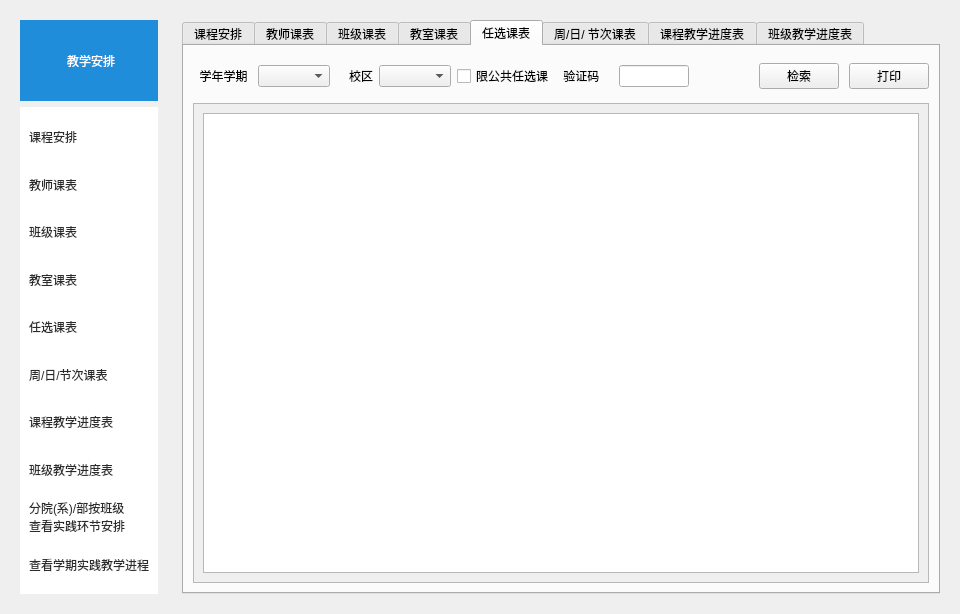
Qt form Qt-Zhku-Client/MoreWidget.ui (yujiecong/Qt-Zhku-Client) before a commit.
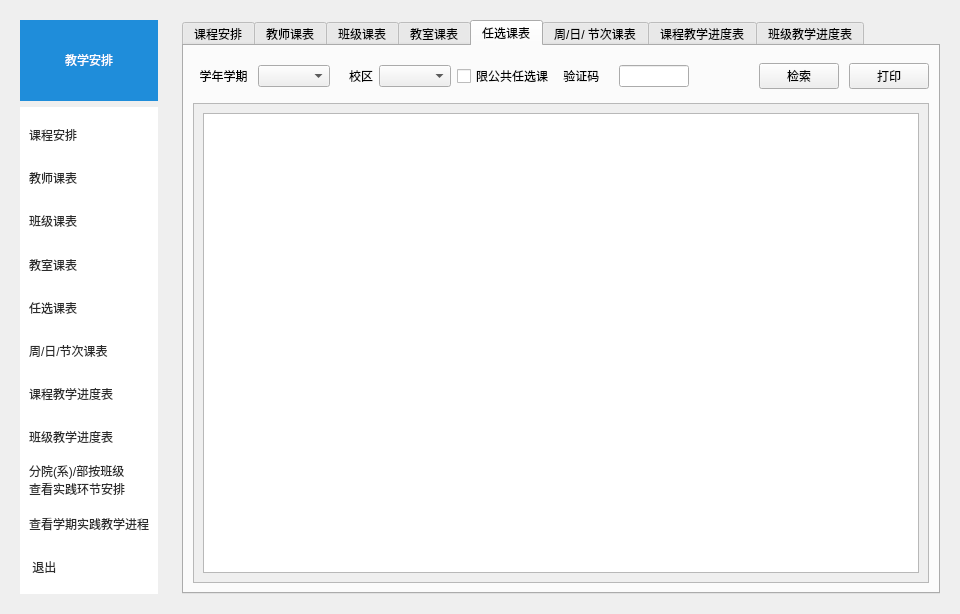
The same form after that commit. Icons and pictures are not drawn.

Diff of the .ui file:
```diff
--- a/Qt-Zhku-Client/MoreWidget.ui
+++ b/Qt-Zhku-Client/MoreWidget.ui
@@ -23,48 +23,38 @@
          <string notr="true">background-color: rgb(31,141,218);</string>
         </property>
         <layout class="QHBoxLayout" name="horizontalLayout">
-         <item>
-          <widget class="QLabel" name="label">
-           <property name="sizePolicy">
-            <sizepolicy hsizetype="Fixed" vsizetype="Fixed">
-             <horstretch>0</horstretch>
-             <verstretch>0</verstretch>
-            </sizepolicy>
-           </property>
-           <property name="minimumSize">
-            <size>
-             <width>32</width>
-             <height>32</height>
-            </size>
-           </property>
-           <property name="maximumSize">
-            <size>
-             <width>32</width>
-             <height>32</height>
-            </size>
-           </property>
-           <property name="styleSheet">
-            <string notr="true">color: rgb(255, 255, 255);</string>
-           </property>
-           <property name="text">
-            <string/>
-           </property>
-           <property name="pixmap">
-            <pixmap resource="loginassets.qrc">:/assets/btnIcon/安排.svg</pixmap>
-           </property>
-           <property name="scaledContents">
-            <bool>true</bool>
-           </property>
-          </widget>
-         </item>
+         <property name="spacing">
+          <number>0</number>
+         </property>
+         <property name="leftMargin">
+          <number>0</number>
+         </property>
+         <property name="topMargin">
+          <number>0</number>
+         </property>
+         <property name="rightMargin">
+          <number>0</number>
+         </property>
+         <property name="bottomMargin">
+          <number>0</number>
+         </property>
          <item>
           <widget class="QLabel" name="label_2">
+           <property name="sizePolicy">
+            <sizepolicy hsizetype="Preferred" vsizetype="Fixed">
+             <horstretch>0</horstretch>
+             <verstretch>0</verstretch>
+            </sizepolicy>
+           </property>
            <property name="styleSheet">
             <string notr="true">color: rgb(255, 255, 255);</string>
            </property>
            <property name="text">
             <string>教学安排</string>
            </property>
+           <property name="alignment">
+            <set>Qt::AlignCenter</set>
+           </property>
           </widget>
          </item>
         </layout>
@@ -322,6 +312,23 @@
            </property>
           </widget>
          </item>
+         <item>
+          <widget class="QPushButton" name="pushButton_21">
+           <property name="sizePolicy">
+            <sizepolicy hsizetype="Preferred" vsizetype="Preferred">
+             <horstretch>0</horstretch>
+             <verstretch>0</verstretch>
+            </sizepolicy>
+           </property>
+           <property name="styleSheet">
+            <string notr="true">text-align:left;
+</string>
+           </property>
+           <property name="text">
+            <string> 退出</string>
+           </property>
+          </widget>
+         </item>
         </layout>
        </widget>
       </item>
```
Left out of the diff: 4 changed lines with no effect on the pictures.
